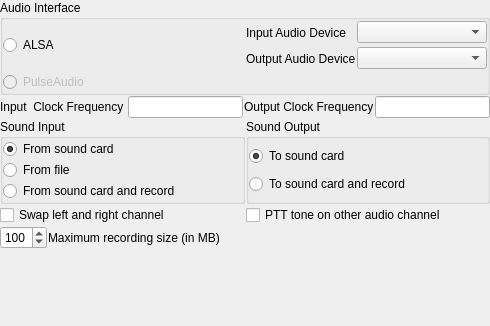
This is src/config/soundconfig.ui in tomtastic/QSSTV as Qt 5 draws it before an edit. The edited form follows.
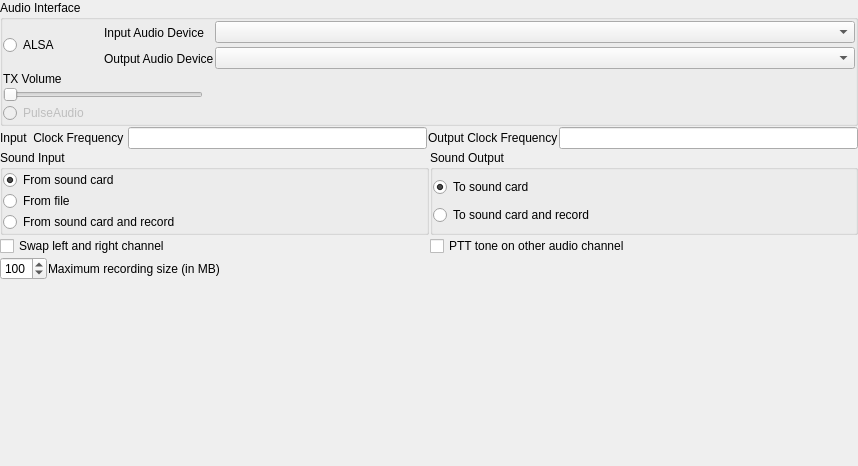
This is the edited form.

Commit message: Added TX Volume to the sound settings.

What changed in the file:
```diff
--- a/src/config/soundconfig.ui
+++ b/src/config/soundconfig.ui
@@ -6,8 +6,8 @@
    <rect>
     <x>0</x>
     <y>0</y>
-    <width>490</width>
-    <height>326</height>
+    <width>858</width>
+    <height>466</height>
    </rect>
   </property>
   <property name="windowTitle">
@@ -54,6 +54,12 @@
        <layout class="QHBoxLayout" name="horizontalLayout_4">
         <item>
          <widget class="QRadioButton" name="alsaRadioButton">
+          <property name="maximumSize">
+           <size>
+            <width>100</width>
+            <height>16777215</height>
+           </size>
+          </property>
           <property name="text">
            <string>ALSA</string>
           </property>
@@ -118,6 +124,35 @@
         </item>
        </layout>
       </item>
+      <item>
+       <widget class="QLabel" name="label">
+        <property name="maximumSize">
+         <size>
+          <width>80</width>
+          <height>16777215</height>
+         </size>
+        </property>
+        <property name="text">
+         <string>TX Volume</string>
+        </property>
+       </widget>
+      </item>
+      <item>
+       <widget class="QSlider" name="txVolume">
+        <property name="enabled">
+         <bool>true</bool>
+        </property>
+        <property name="maximumSize">
+         <size>
+          <width>200</width>
+          <height>16777215</height>
+         </size>
+        </property>
+        <property name="orientation">
+         <enum>Qt::Horizontal</enum>
+        </property>
+       </widget>
+      </item>
       <item>
        <widget class="QRadioButton" name="pulseRadioButton">
         <property name="enabled">
```
The commit also changes 10 other files.
